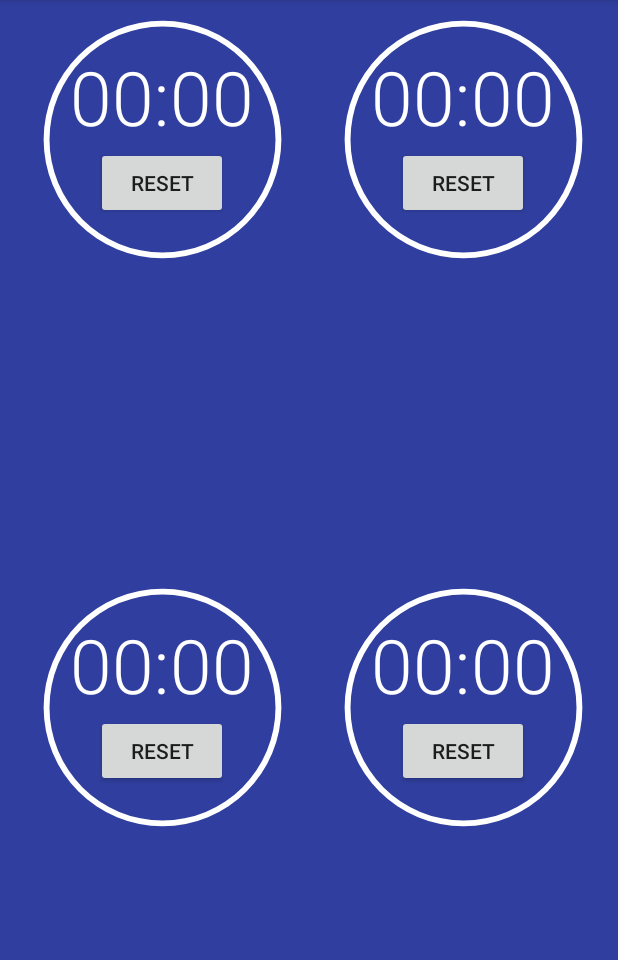
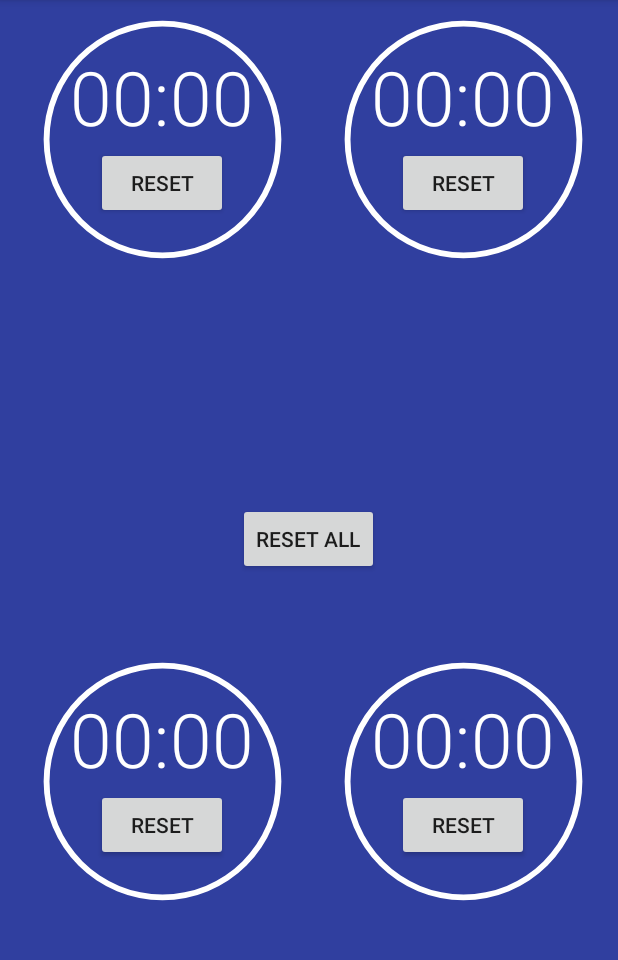
Before and after one commit to jallier/KitchenTimer, an Android app: the screen it shows after launch (MainActivity), on a phone screen of 412 x 824 dp, the part 84-1044 px from its top. Run offline under Robolectric (Android 15) with nearby library versions, the phone set to English and light mode, and no system bars.

Commit message:
Added reset all button to main fragment

```diff
--- a/app/src/main/java/com/jallier/kitchentimer/MainActivity.java
+++ b/app/src/main/java/com/jallier/kitchentimer/MainActivity.java
@@ -47,4 +47,8 @@ public class MainActivity extends AppCompatActivity {
     public void resetTimer(View view) { //Triggered from reset Button
         mainFragment.resetTimer(view);
     }
+
+    public void resetAll(View view) { //Triggered from reset all button
+        mainFragment.resetAll(view);
+    }
 }
--- a/app/src/main/res/layout/fragment_main.xml
+++ b/app/src/main/res/layout/fragment_main.xml
@@ -80,6 +80,16 @@
         </LinearLayout>
     </LinearLayout>
 
+    <Button
+        style="?android:attr/buttonStyleSmall"
+        android:layout_width="wrap_content"
+        android:layout_height="wrap_content"
+        android:text="@string/resetAll"
+        android:id="@+id/btnResetAll"
+        android:layout_gravity="center"
+        android:layout_marginBottom="50dp"
+        android:onClick="resetAll" />
+
     <LinearLayout
         android:layout_width="match_parent"
         android:layout_height="match_parent"
```
Also changed, not shown: app/src/main/java/com/jallier/kitchentimer/MainFragment.java (+8 -0 lines).
